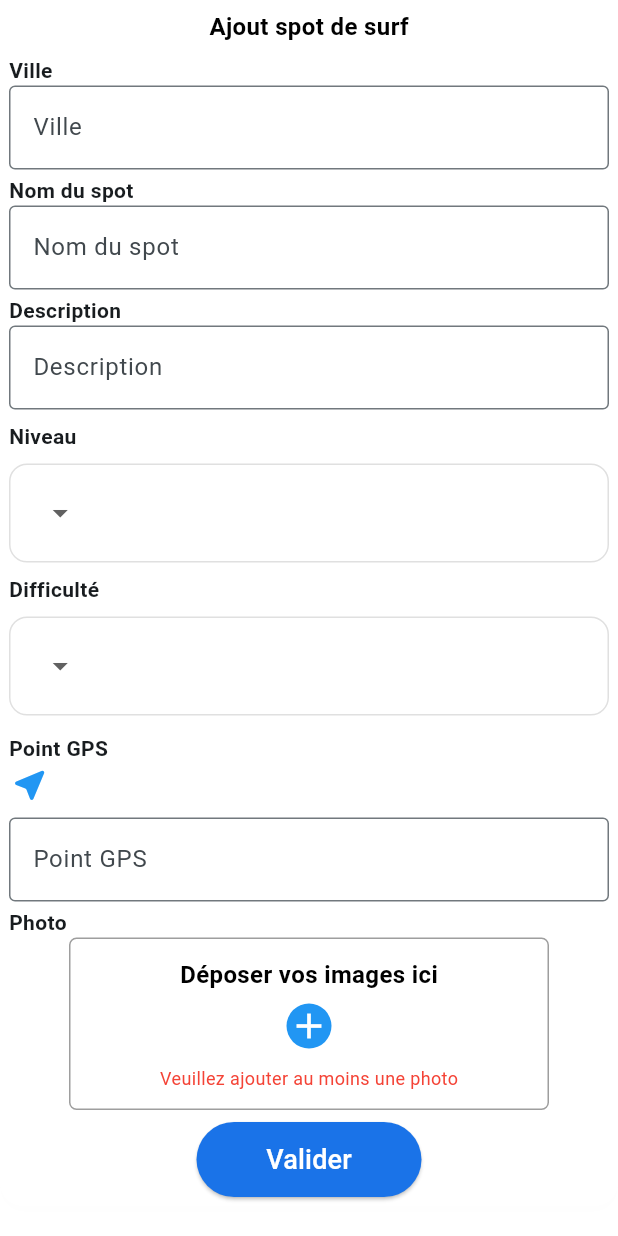
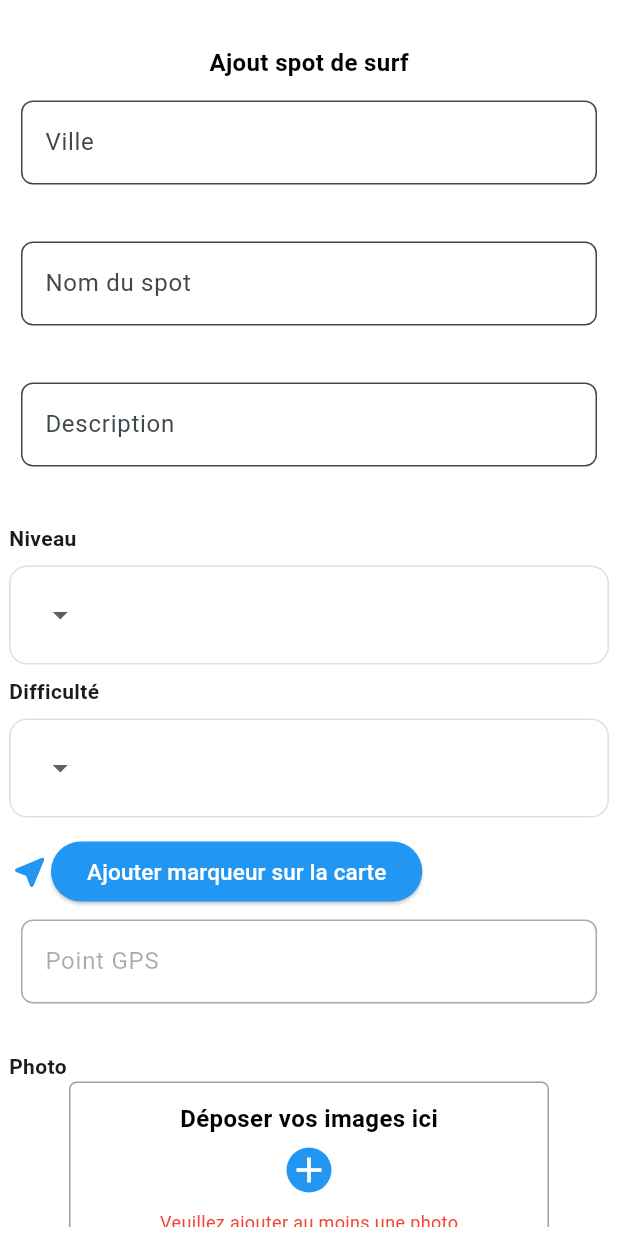
Before and after one commit to Nelson-Tsa/SpotSurfApp, a Flutter app: the ContainerForms widget shown alone on an empty page, opened directly with empty values, on a phone screen of 412 x 824 dp. Run offline on Flutter 3.47's test engine with Material 3 defaults, Android fonts, the light colour scheme and no system bars; our stand-ins replace flutter_dotenv, google_maps_flutter, image_picker, sliding_up_panel, smooth_page_indicator.

Commit message:
update: bouton ajouter un marqueur + suppression du marqueur lorsqu'on clique sur le bouton et affichage du panel lorsqu'on a placé un marqueur sur la map et barre grise du panel

```diff
--- a/surf_spots_app/lib/widgets/container_forms.dart
+++ b/surf_spots_app/lib/widgets/container_forms.dart
@@ -61,6 +61,7 @@ class ContainerForms extends StatelessWidget {
           child: Column(
             crossAxisAlignment: CrossAxisAlignment.start,
             children: [
+              Padding(padding: const EdgeInsets.only(top: 8.0, bottom: 16.0)),
               const Center(
                 child: Text(
                   'Ajout spot de surf',
@@ -71,11 +72,7 @@ class ContainerForms extends StatelessWidget {
                   ),
                 ),
               ),
-              const SizedBox(height: 8),
-              const Text(
-                'Ville',
-                style: TextStyle(fontWeight: FontWeight.bold, fontSize: 14),
-              ),
+              const SizedBox(height: 14),
               CustomInputField(
                 controller: villeController,
                 label: 'Ville',
@@ -84,11 +81,7 @@ class ContainerForms extends StatelessWidget {
                     ? 'Ce champ est requis'
                     : null,
               ),
-              const SizedBox(height: 4),
-              const Text(
-                'Nom du spot',
-                style: TextStyle(fontWeight: FontWeight.bold, fontSize: 14),
-              ),
+              const SizedBox(height: 14),
               CustomInputField(
                 controller: spotController,
                 label: 'Nom du spot',
@@ -97,11 +90,7 @@ class ContainerForms extends StatelessWidget {
                     ? 'Ce champ est requis'
                     : null,
               ),
-              const SizedBox(height: 4),
-              const Text(
-                'Description',
-                style: TextStyle(fontWeight: FontWeight.bold, fontSize: 14),
-              ),
+              const SizedBox(height: 14),
               CustomInputField(
                 controller: descriptionController,
                 label: 'Description',
@@ -110,7 +99,7 @@ class ContainerForms extends StatelessWidget {
                     ? 'Ce champ est requis'
                     : null,
               ),
-              const SizedBox(height: 8),
+              const SizedBox(height: 14),
               const Text(
                 'Niveau',
                 style: TextStyle(fontWeight: FontWeight.bold, fontSize: 14),
@@ -196,21 +185,36 @@ class ContainerForms extends StatelessWidget {
                   ),
                 ),
               const SizedBox(height: 4),
-              const Text(
-                'Point GPS',
-                style: TextStyle(fontWeight: FontWeight.bold, fontSize: 14),
-              ),
               GestureDetector(
                 onTap: onPickLocation,
                 child: Column(
                   crossAxisAlignment: CrossAxisAlignment.start,
                   children: [
-                    Icon(Icons.near_me_rounded, color: Colors.blue, size: 28),
+                    Row(
+                      children: [
+                        Icon(
+                          Icons.near_me_rounded,
+                          color: Colors.blue,
+                          size: 28,
+                        ),
+                        ElevatedButton(
+                          onPressed: onPickLocation,
+                          style: ElevatedButton.styleFrom(
+                            backgroundColor: Colors.blue,
+                          ),
+                          child: const Text(
+                            'Ajouter marqueur sur la carte',
+                            style: TextStyle(fontSize: 15, color: Colors.white),
+                          ),
+                        ),
+                      ],
+                    ),
                     const SizedBox(height: 8),
                     CustomInputField(
                       controller: gpsController,
                       label: 'Point GPS',
                       keyboardType: TextInputType.text,
+                      enabled: false, // Désactivé
                       validator: (value) => value == null || value.isEmpty
                           ? 'Ce champ est requis'
                           : null,
@@ -218,7 +222,7 @@ class ContainerForms extends StatelessWidget {
                   ],
                 ),
               ),
-              const SizedBox(height: 4),
+              const SizedBox(height: 8),
               const Text(
                 'Photo',
                 style: TextStyle(fontWeight: FontWeight.bold, fontSize: 14),
@@ -340,31 +344,3 @@ class ContainerForms extends StatelessWidget {
     );
   }
 }
-
-class CustomInputField extends StatelessWidget {
-  final TextEditingController controller;
-  final String label;
-  final TextInputType keyboardType;
-  final String? Function(String?)? validator;
-
-  const CustomInputField({
-    super.key,
-    required this.controller,
-    required this.label,
-    required this.keyboardType,
-    this.validator,
-  });
-
-  @override
-  Widget build(BuildContext context) {
-    return TextFormField(
-      controller: controller,
-      keyboardType: keyboardType,
-      decoration: InputDecoration(
-        labelText: label,
-        border: OutlineInputBorder(),
-      ),
-      validator: validator,
-    );
-  }
-}
--- a/surf_spots_app/lib/widgets/custom_input_field.dart
+++ b/surf_spots_app/lib/widgets/custom_input_field.dart
@@ -5,8 +5,11 @@ class CustomInputField extends StatelessWidget {
   final bool obscureText;
   final TextInputType? keyboardType;
   final TextEditingController? controller;
+
   final void Function(String)? onChanged;
   final int maxLines;
+  final bool enabled;
+  final String? Function(String?)? validator;
 
   const CustomInputField({
     super.key,
@@ -16,6 +19,8 @@ class CustomInputField extends StatelessWidget {
     this.controller,
     this.onChanged,
     this.maxLines = 1,
+    this.enabled = true,
+    this.validator,
   });
 
   @override
@@ -24,12 +29,14 @@ class CustomInputField extends StatelessWidget {
       padding: const EdgeInsets.only(left: 8.0, right: 8.0, bottom: 24.0),
       child: ConstrainedBox(
         constraints: const BoxConstraints(),
-        child: TextField(
+        child: TextFormField(
           controller: controller,
           obscureText: obscureText,
           keyboardType: keyboardType,
           onChanged: onChanged,
           maxLines: maxLines,
+          enabled: enabled,
+          validator: validator,
           decoration: InputDecoration(
             labelText: label,
             filled: true,
```
Also changed, not shown: surf_spots_app/lib/pages/map_page.dart (+47 -15 lines), surf_spots_app/lib/pages/spot_detail_page.dart (+8 -8 lines).
